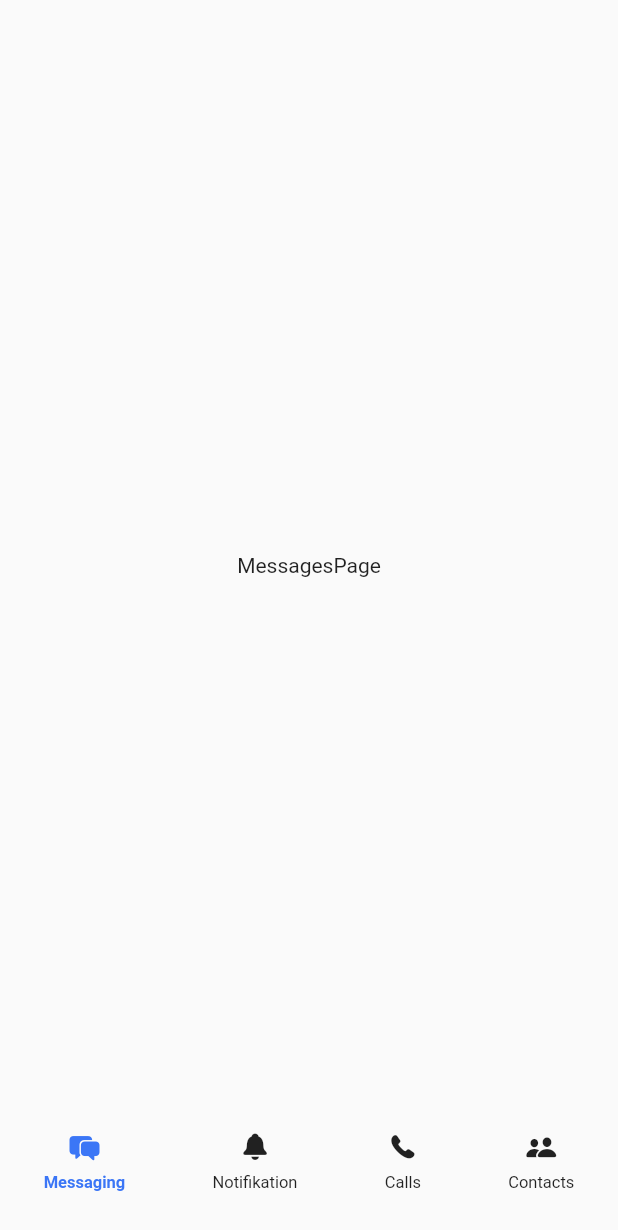
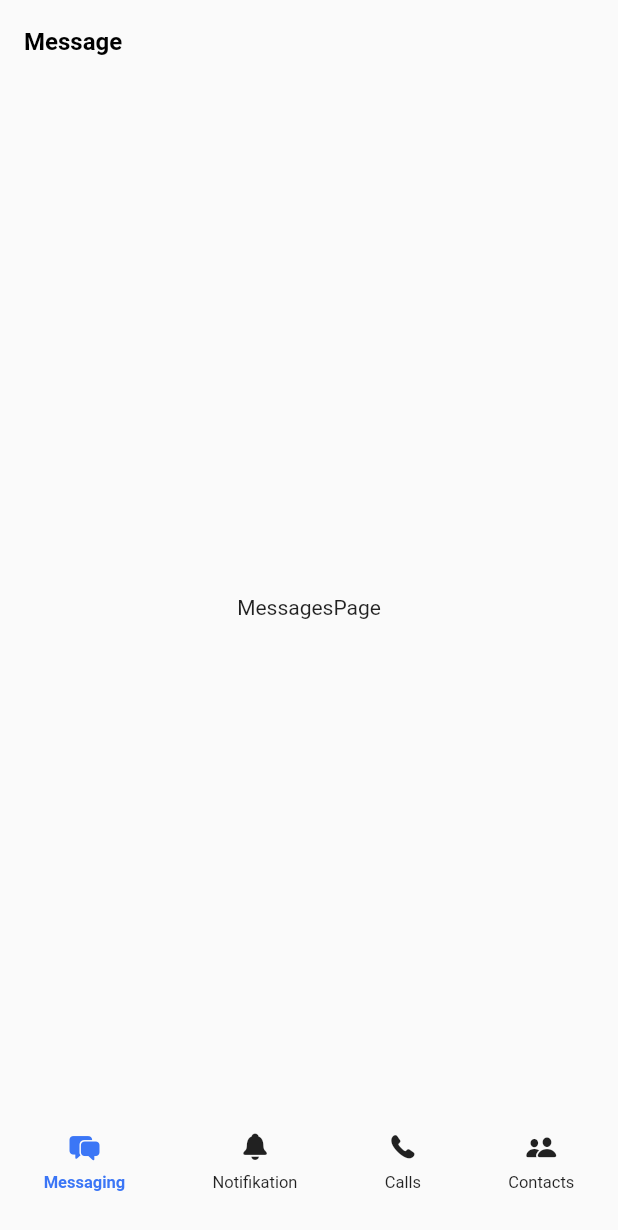
Before and after one commit to oleksiidev/chatappforschool, a Flutter app: the screen it shows after launch, on a phone screen of 412 x 824 dp. Shown: the top 1230 px of the screen. Run offline on Flutter 3.47's test engine with Material 2 defaults, Android fonts, the light colour scheme and no system bars; our stand-ins replace google_fonts.

Commit message:
AppBar Name

```diff
--- a/lib/screens/home_screen.dart
+++ b/lib/screens/home_screen.dart
@@ -11,6 +11,7 @@ class HomeScreen extends StatelessWidget {
   HomeScreen({Key? key}) : super(key: key);
 
   final ValueNotifier<int> pageIndex = ValueNotifier(0);
+  final ValueNotifier<String> title = ValueNotifier('Message');
 
   final pages = const [
     MessagesPage(),
@@ -19,9 +20,38 @@ class HomeScreen extends StatelessWidget {
     ContactsPage(),
   ];
 
+  final pageTitles = const [
+    'Message',
+    'Notifications',
+    'Calls',
+    'Contacts',
+  ];
+
+  void _onNavigationItemSelected(index) {
+    title.value = pageTitles[index];
+    pageIndex.value = index;
+  }
+
   @override
   Widget build(BuildContext context) {
     return Scaffold(
+      appBar: AppBar(
+        backgroundColor: Colors.transparent,
+        elevation: 0,
+        title: ValueListenableBuilder(
+          valueListenable: title,
+          builder: (BuildContext context, String value, _) {
+            return Text(
+              value,
+              style: const TextStyle(
+                fontWeight: FontWeight.bold,
+                fontSize: 16,
+                color: Colors.black,
+              ),
+            );
+          },
+        ),
+      ),
       body: ValueListenableBuilder(
         valueListenable: pageIndex,
         builder: (BuildContext contex, int value, _) {
@@ -29,9 +59,7 @@ class HomeScreen extends StatelessWidget {
         },
       ),
       bottomNavigationBar: _BottomNavigationBar(
-        onItemSelected: (index) {
-          pageIndex.value = index;
-        },
+        onItemSelected: _onNavigationItemSelected,
       ),
     );
   }
```
